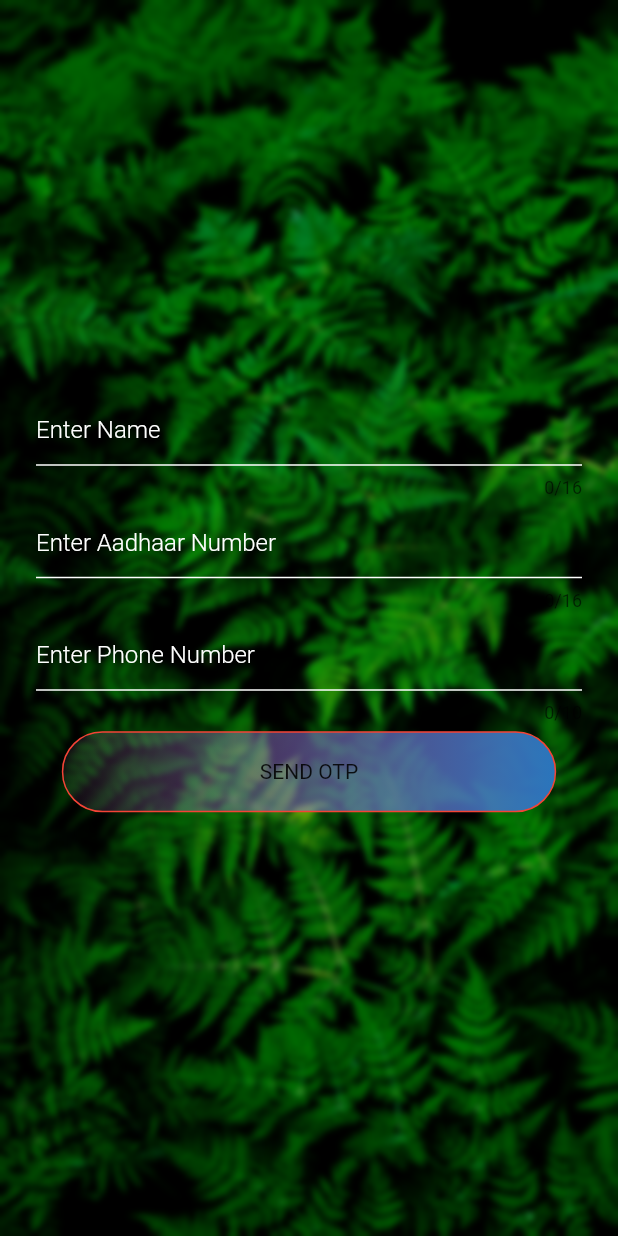
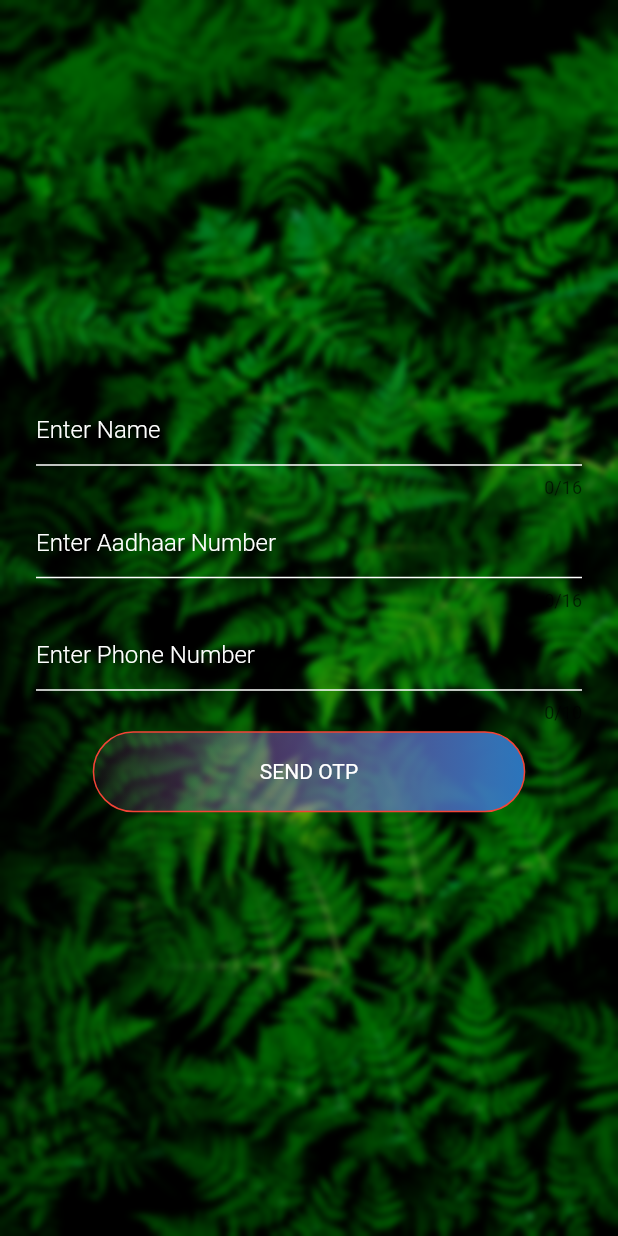
Before and after one commit to himanshu-dxm/SIH-HASHD, a Flutter app: the screen it shows after launch, on a phone screen of 412 x 824 dp. Run offline on Flutter 3.47's test engine with Material 2 defaults, Android fonts, the phone set to English and light mode, and no system bars; our stand-ins replace pdf.

Commit message:
Common Styles changed

```diff
--- a/lib/widgets/common_styles.dart
+++ b/lib/widgets/common_styles.dart
@@ -58,11 +58,14 @@ class CommonStyles {
       // margin: EdgeInsets.only(left: 50,right: 50,top: 30),
       // width: 100,
       // height: 50,
-      width: MediaQuery.of(context).size.width*0.80,
+      width: MediaQuery.of(context).size.width*0.70,
       padding: EdgeInsets.symmetric(vertical: 18,),
       child: Center(
         child: Text(
           text.toUpperCase(),
+          style: TextStyle(
+            color: Colors.white
+          ),
           // style: GoogleFonts.lato(
           //     textStyle: TextStyle(
           //       fontSize: 18,
```
